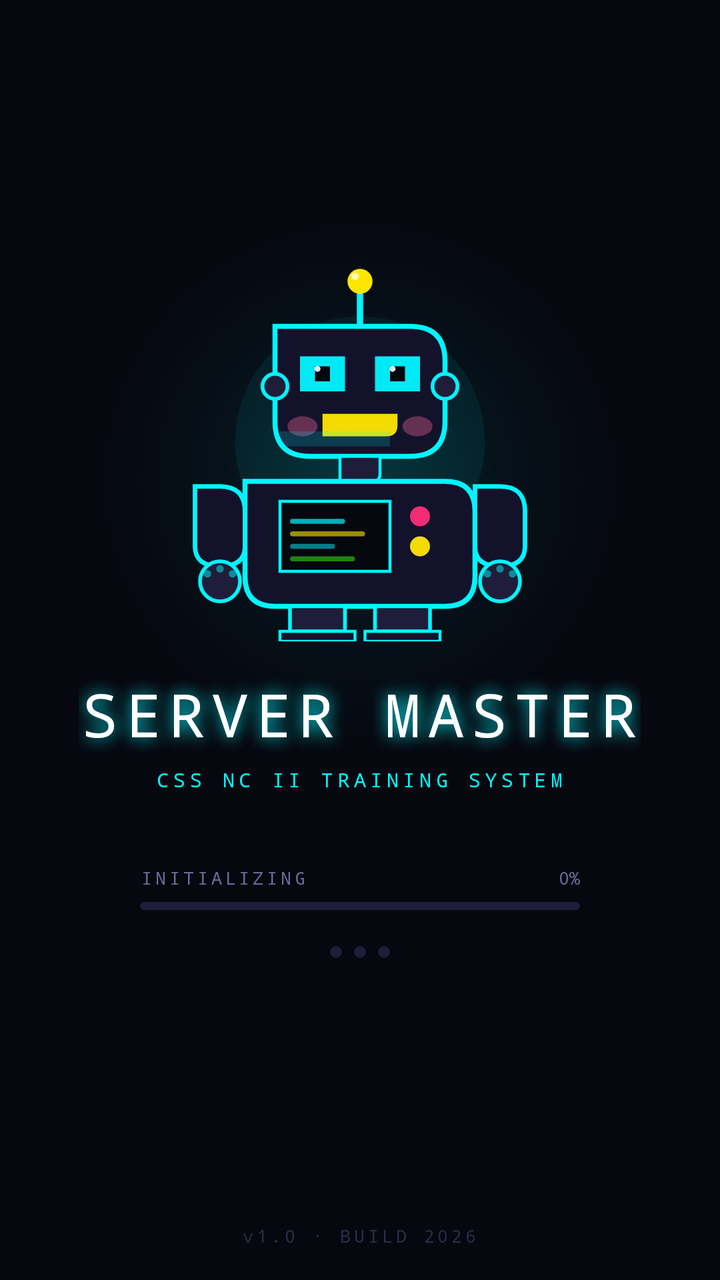
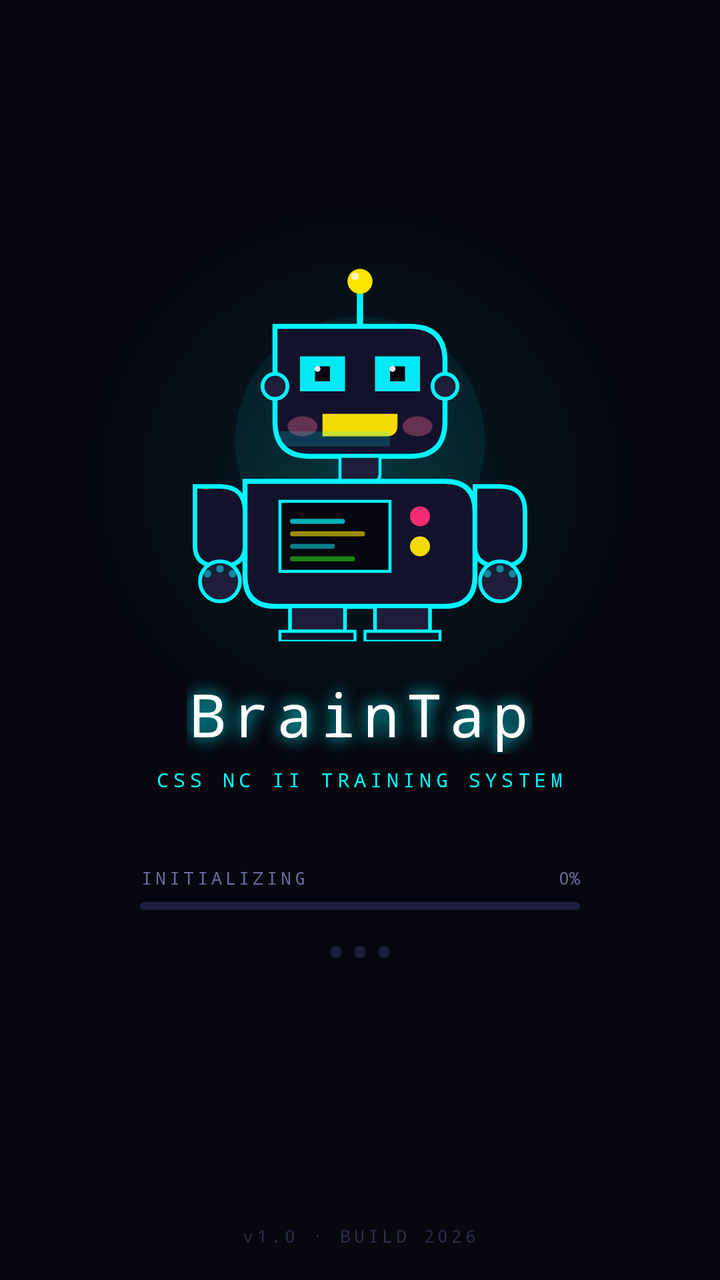

Before-and-after screenshots of an Android layout around one commit, followed by the original layout XML and the change that was made.
<!-- AndroidManifest.xml: activity theme Theme.SplashScreen -->
<!-- res/layout/activity_splash.xml -->
<?xml version="1.0" encoding="utf-8"?>
<FrameLayout
    xmlns:android="http://schemas.android.com/apk/res/android"
    xmlns:app="http://schemas.android.com/apk/res-auto"
    android:layout_width="match_parent"
    android:layout_height="match_parent"
    android:background="#07070F">

    
    <View
        android:layout_width="match_parent"
        android:layout_height="match_parent"
        android:background="@drawable/bg_scanlines"
        android:alpha="0.04"/>

    
    <View
        android:id="@+id/glowCircle"
        android:layout_width="280dp"
        android:layout_height="280dp"
        android:layout_gravity="center"
        android:layout_marginBottom="80dp"
        android:background="@drawable/bg_glow_circle"
        android:alpha="0.35"/>

    
    <LinearLayout
        android:layout_width="match_parent"
        android:layout_height="match_parent"
        android:orientation="vertical"
        android:gravity="center"
        android:paddingBottom="40dp">

        
        <ImageView
            android:id="@+id/ivRobot"
            android:layout_width="200dp"
            android:layout_height="200dp"
            android:src="@drawable/avd_robot_mascot"
            android:scaleType="fitCenter"
            android:contentDescription="Server Master Robot Mascot"/>

        
        <TextView
            android:id="@+id/tvTitle"
            android:layout_width="wrap_content"
            android:layout_height="wrap_content"
            android:layout_marginTop="16dp"
            android:text="SERVER MASTER"
            android:textColor="#FFFFFF"
            android:textSize="30sp"
            android:fontFamily="monospace"
            android:letterSpacing="0.12"
            android:shadowColor="#00F5FF"
            android:shadowDx="0"
            android:shadowDy="0"
            android:shadowRadius="20"/>

        
        <TextView
            android:id="@+id/tvSubtitle"
            android:layout_width="wrap_content"
            android:layout_height="wrap_content"
            android:layout_marginTop="6dp"
            android:text="CSS NC II TRAINING SYSTEM"
            android:textColor="#00F5FF"
            android:textSize="10sp"
            android:fontFamily="monospace"
            android:letterSpacing="0.22"/>

        
        <LinearLayout
            android:id="@+id/loaderWrap"
            android:layout_width="220dp"
            android:layout_height="wrap_content"
            android:orientation="vertical"
            android:layout_marginTop="36dp">

            
            <LinearLayout
                android:layout_width="match_parent"
                android:layout_height="wrap_content"
                android:orientation="horizontal"
                android:layout_marginBottom="6dp">

                <TextView
                    android:id="@+id/tvLoadLabel"
                    android:layout_width="0dp"
                    android:layout_height="wrap_content"
                    android:layout_weight="1"
                    android:text="INITIALIZING"
                    android:textColor="#6B6B99"
                    android:textSize="9sp"
                    android:fontFamily="monospace"
                    android:letterSpacing="0.18"/>

                <TextView
                    android:id="@+id/tvLoadPct"
                    android:layout_width="wrap_content"
                    android:layout_height="wrap_content"
                    android:text="0%"
                    android:textColor="#6B6B99"
                    android:textSize="9sp"
                    android:fontFamily="monospace"/>

            </LinearLayout>

            
            <FrameLayout
                android:layout_width="match_parent"
                android:layout_height="4dp">

                
                <View
                    android:layout_width="match_parent"
                    android:layout_height="4dp"
                    android:background="@drawable/bg_progress_track"/>

                
                <ProgressBar
                    android:id="@+id/progressLoader"
                    style="@style/Widget.AppCompat.ProgressBar.Horizontal"
                    android:layout_width="match_parent"
                    android:layout_height="4dp"
                    android:progressDrawable="@drawable/progress_splash_bar"
                    android:max="100"
                    android:progress="0"/>

            </FrameLayout>

        </LinearLayout>

        
        <LinearLayout
            android:id="@+id/dotsWrap"
            android:layout_width="wrap_content"
            android:layout_height="wrap_content"
            android:orientation="horizontal"
            android:layout_marginTop="18dp"
            android:gravity="center">

            <View
                android:id="@+id/dot1"
                android:layout_width="6dp"
                android:layout_height="6dp"
                android:layout_marginEnd="6dp"
                android:background="@drawable/bg_dot"/>

            <View
                android:id="@+id/dot2"
                android:layout_width="6dp"
                android:layout_height="6dp"
                android:layout_marginEnd="6dp"
                android:background="@drawable/bg_dot"/>

            <View
                android:id="@+id/dot3"
                android:layout_width="6dp"
                android:layout_height="6dp"
                android:background="@drawable/bg_dot"/>

        </LinearLayout>

    </LinearLayout>

    
    <TextView
        android:layout_width="wrap_content"
        android:layout_height="wrap_content"
        android:layout_gravity="bottom|center_horizontal"
        android:layout_marginBottom="16dp"
        android:text="v1.0 · BUILD 2026"
        android:textColor="#2D2D4A"
        android:textSize="9sp"
        android:fontFamily="monospace"
        android:letterSpacing="0.18"/>

</FrameLayout>
<!-- resources referenced by this layout -->
<resources>
  <!-- drawable bg_dot (drawable) -->
  <?xml version="1.0" encoding="utf-8"?>
  <shape xmlns:android="http://schemas.android.com/apk/res/android"
      android:shape="oval">
      <solid android:color="#1E1E3A" />
  </shape>
  <!-- drawable bg_glow_circle (drawable) -->
  <?xml version="1.0" encoding="utf-8"?>
  <shape xmlns:android="http://schemas.android.com/apk/res/android"
      android:shape="oval">
      <gradient
          android:type="radial"
          android:gradientRadius="50%p"
          android:startColor="#6600F5FF"
          android:centerColor="#2200F5FF"
          android:endColor="#0000F5FF" />
  </shape>
  <!-- drawable bg_progress_track (drawable) -->
  <?xml version="1.0" encoding="utf-8"?>
  <shape xmlns:android="http://schemas.android.com/apk/res/android"
      android:shape="rectangle">
      <solid android:color="#1E1E3A" />
      <corners android:radius="2dp" />
  </shape>
  <!-- drawable bg_scanlines (drawable) -->
  <?xml version="1.0" encoding="utf-8"?>
  <shape xmlns:android="http://schemas.android.com/apk/res/android"
      android:shape="rectangle">
      
      <gradient
          android:type="linear"
          android:angle="90"
          android:startColor="#1A07070F"
          android:centerColor="#0600F5FF"
          android:endColor="#1A07070F" />
  </shape>
  <style name="Theme.SplashScreen" parent="Theme.MaterialComponents.NoActionBar">
          <item name="android:windowBackground">@drawable/splash_theme_background</item>
          <item name="android:windowFullscreen">true</item>
          <item name="android:statusBarColor">@android:color/transparent</item>
          <item name="android:navigationBarColor">#07070F</item>
          <item name="colorPrimary">#00F5FF</item>
          <item name="colorAccent">#FFE600</item>
      </style>
  <!-- drawable splash_theme_background (drawable) -->
  <?xml version="1.0" encoding="utf-8"?>
  <layer-list xmlns:android="http://schemas.android.com/apk/res/android">
  
      
      <item>
          <color android:color="#07070F" />
      </item>
  
      
      <item
          android:gravity="center"
          android:width="300dp"
          android:height="300dp">
          <shape android:shape="oval">
              <gradient
                  android:type="radial"
                  android:gradientRadius="50%p"
                  android:startColor="#1400F5FF"
                  android:endColor="#0000F5FF" />
          </shape>
      </item>
  
  </layer-list>
  <!-- unchanged entries left out for length: 2 -->
</resources>

<!-- the commit's change to res/layout/activity_splash.xml (unified diff, before → after) -->
@@ -46,7 +46,7 @@
             android:layout_width="wrap_content"
             android:layout_height="wrap_content"
             android:layout_marginTop="16dp"
-            android:text="SERVER MASTER"
+            android:text="BrainTap"
             android:textColor="#FFFFFF"
             android:textSize="30sp"
             android:fontFamily="monospace"
